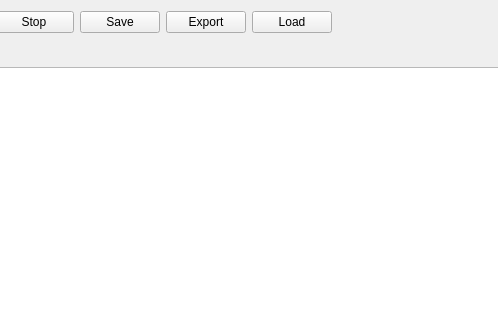
Before: the Qt Designer form mahos/gui/ui/recorder.ui in ToyotaCRDL/mahos, drawn with Qt 5; both pictures show x 103 to 601 and y 0 to 320 of the 957 by 707 pixel window.
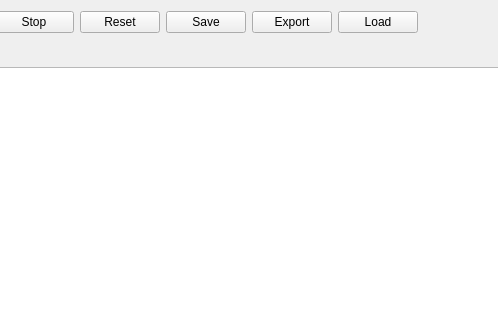
After: the same form once the commit is applied. Custom widgets are drawn as their Qt base class.

Commit message: recorder: add reset()

Patch:
```diff
--- a/mahos/gui/ui/recorder.ui
+++ b/mahos/gui/ui/recorder.ui
@@ -30,6 +30,13 @@
        </property>
       </widget>
      </item>
+     <item>
+      <widget class="QPushButton" name="resetButton">
+       <property name="text">
+        <string>Reset</string>
+       </property>
+      </widget>
+     </item>
      <item>
       <widget class="QPushButton" name="saveButton">
        <property name="text">
```
Left out of the diff: 10 changed lines with no effect on the pictures. The commit also changes 6 other files.
